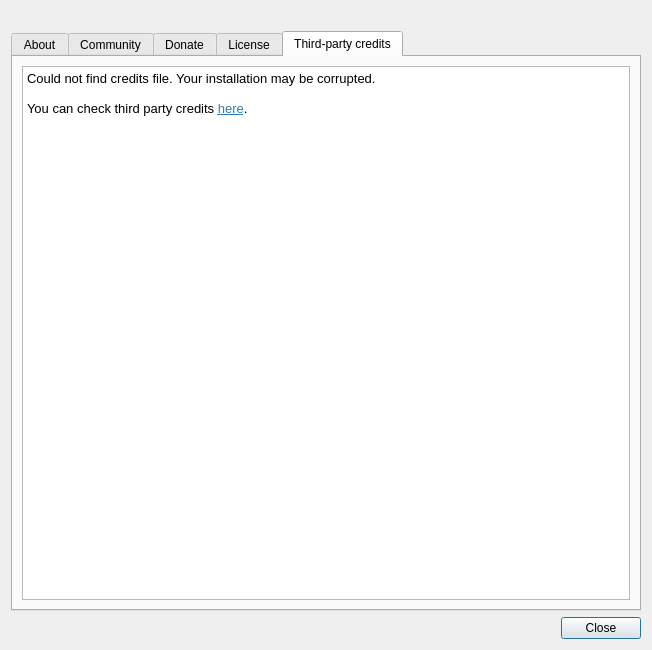
First picture: the form in studio/main/about.ui, repository caryoscelus/rainynite-studio, before the edit.
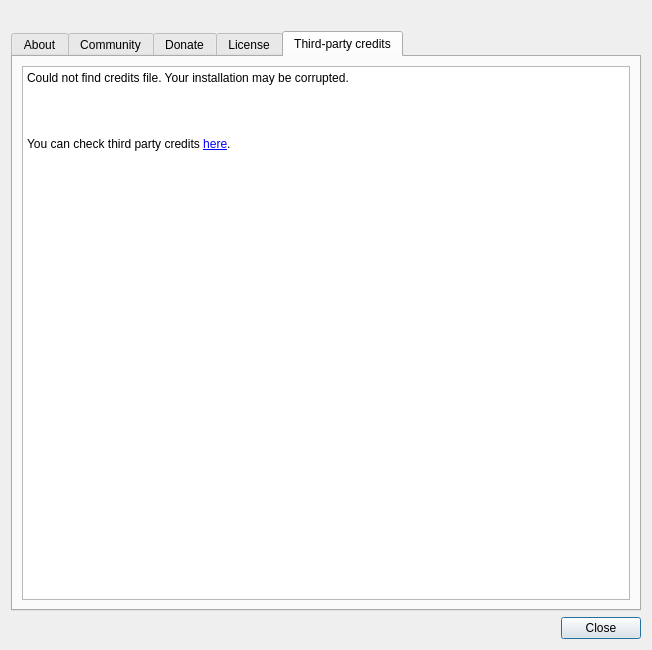
Second picture: the form after the edit. The open tabs and pages were chosen to show the change. Icons and pictures are not drawn.

Commit message: About dialog: bump year, remove superfluous formating

Diff of the .ui file:
```diff
--- a/studio/main/about.ui
+++ b/studio/main/about.ui
@@ -161,13 +161,10 @@
        <item>
         <widget class="QTextBrowser" name="third_party_text">
          <property name="html">
-          <string>&lt;!DOCTYPE HTML PUBLIC &quot;-//W3C//DTD HTML 4.0//EN&quot; &quot;http://www.w3.org/TR/REC-html40/strict.dtd&quot;&gt;
-&lt;html&gt;&lt;head&gt;&lt;meta name=&quot;qrichtext&quot; content=&quot;1&quot; /&gt;&lt;style type=&quot;text/css&quot;&gt;
-p, li { white-space: pre-wrap; }
-&lt;/style&gt;&lt;/head&gt;&lt;body style=&quot; font-family:'DejaVu Sans'; font-size:10pt; font-weight:400; font-style:normal;&quot;&gt;
-&lt;p style=&quot; margin-top:0px; margin-bottom:0px; margin-left:0px; margin-right:0px; -qt-block-indent:0; text-indent:0px;&quot;&gt;Could not find credits file. Your installation may be corrupted.&lt;/p&gt;
-&lt;p style=&quot;-qt-paragraph-type:empty; margin-top:0px; margin-bottom:0px; margin-left:0px; margin-right:0px; -qt-block-indent:0; text-indent:0px;&quot;&gt;&lt;br /&gt;&lt;/p&gt;
-&lt;p style=&quot; margin-top:0px; margin-bottom:0px; margin-left:0px; margin-right:0px; -qt-block-indent:0; text-indent:0px;&quot;&gt;You can check third party credits &lt;a href=&quot;https://notabug.org/caryoscelus/rainynite-studio/&quot;&gt;&lt;span style=&quot; text-decoration: underline; color:#2980b9;&quot;&gt;here&lt;/span&gt;&lt;/a&gt;.&lt;/p&gt;&lt;/body&gt;&lt;/html&gt;</string>
+          <string>
+&lt;html&gt;&lt;head/&gt;&lt;body&gt;Could not find credits file. Your installation may be corrupted.&lt;/span&gt;&lt;/p&gt;
+&lt;p&gt;&lt;br /&gt;&lt;/p&gt;
+&lt;p&gt;You can check third party credits &lt;a href=&quot;https://notabug.org/caryoscelus/rainynite-studio/&quot;&gt;here&lt;/a&gt;.&lt;/p&gt;&lt;/body&gt;&lt;/html&gt;</string>
          </property>
          <property name="openExternalLinks">
           <bool>true</bool>
```
Left out of the diff: 8 changed lines with no effect on the pictures.
